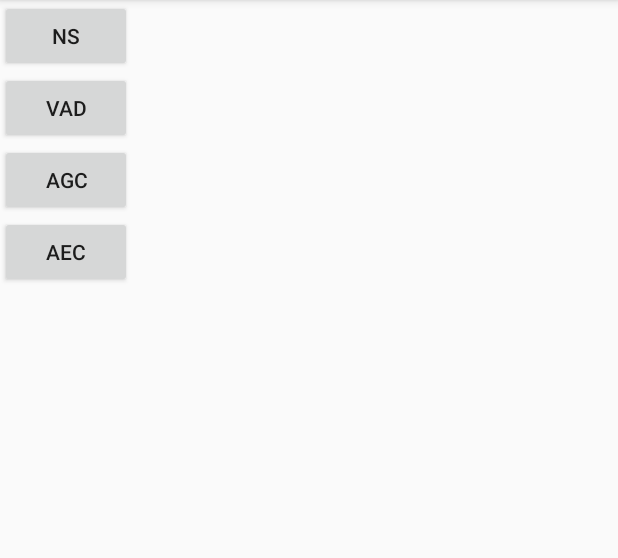
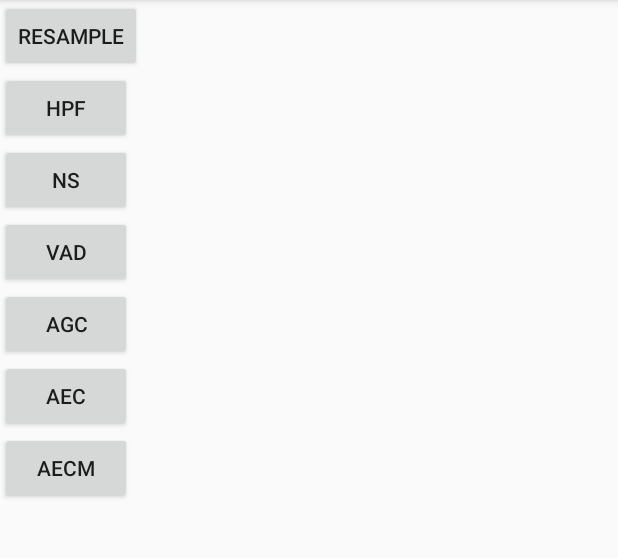
Before and after one commit to StevenSunGit/WebRTCAudioProcess, an Android app: the screen it shows after launch (MainActivity), on a phone screen of 412 x 824 dp, the part 84-642 px from its top. Run offline under Robolectric (Android 15) with nearby library versions, the phone set to English and light mode, and no system bars.

Commit message:
finish framework code
Signed-off-by: sunyunfei <sunyunfei@xiaomi.com>

```diff
--- a/app/src/main/java/com/feifei/webrtcaudioprocess/MainActivity.java
+++ b/app/src/main/java/com/feifei/webrtcaudioprocess/MainActivity.java
@@ -28,7 +28,7 @@ public class MainActivity extends AppCompatActivity implements View.OnClickListe
     private  static String TAG = "MainActivity";
 
     private final int GrantCode = 1;
-    private Button ns, vad, agc, aec;
+    private Button resample, hpf, ns, vad, agc, aec, aecm;
 
     @Override
     protected void onCreate(Bundle savedInstanceState) {
@@ -76,6 +76,12 @@ public class MainActivity extends AppCompatActivity implements View.OnClickListe
     }
 
     private void grantPermission(){
+        resample = findViewById(R.id.resample);
+        resample.setOnClickListener(this);
+
+        hpf = findViewById(R.id.hpf);
+        hpf.setOnClickListener(this);
+
         ns = findViewById(R.id.ns);
         ns.setOnClickListener(this);
 
@@ -87,12 +93,19 @@ public class MainActivity extends AppCompatActivity implements View.OnClickListe
 
         aec = findViewById(R.id.aec);
         aec.setOnClickListener(this);
+
+        aecm = findViewById(R.id.aecm);
+        aecm.setOnClickListener(this);
     }
 
     @Override
     public void onClick(View v) {
         String root = getExternalFilesDir("").getAbsolutePath();
         switch (v.getId()){
+            case R.id.resample:
+                break;
+            case R.id.hpf:
+                break;
             case R.id.ns:
                 ExecutorService testFileThreadExecutor = Executors.newSingleThreadExecutor();
                 testFileThreadExecutor.execute(()->{
@@ -144,6 +157,8 @@ public class MainActivity extends AppCompatActivity implements View.OnClickListe
                 break;
             case R.id.aec:
                 break;
+            case R.id.aecm:
+                break;
             default:
                 break;
         }
--- a/app/src/main/res/layout/activity_main.xml
+++ b/app/src/main/res/layout/activity_main.xml
@@ -4,7 +4,16 @@
     android:orientation="vertical"
     android:layout_width="match_parent"
     android:layout_height="match_parent">
-
+    <Button
+        android:id="@+id/resample"
+        android:text="resample"
+        android:layout_width="wrap_content"
+        android:layout_height="wrap_content"/>
+    <Button
+        android:id="@+id/hpf"
+        android:text="hpf"
+        android:layout_width="wrap_content"
+        android:layout_height="wrap_content"/>
     <Button
         android:id="@+id/ns"
         android:text="ns"
@@ -25,4 +34,9 @@
         android:text="aec"
         android:layout_width="wrap_content"
         android:layout_height="wrap_content"/>
+    <Button
+        android:id="@+id/aecm"
+        android:text="aecm"
+        android:layout_width="wrap_content"
+        android:layout_height="wrap_content"/>
 </LinearLayout>
```
